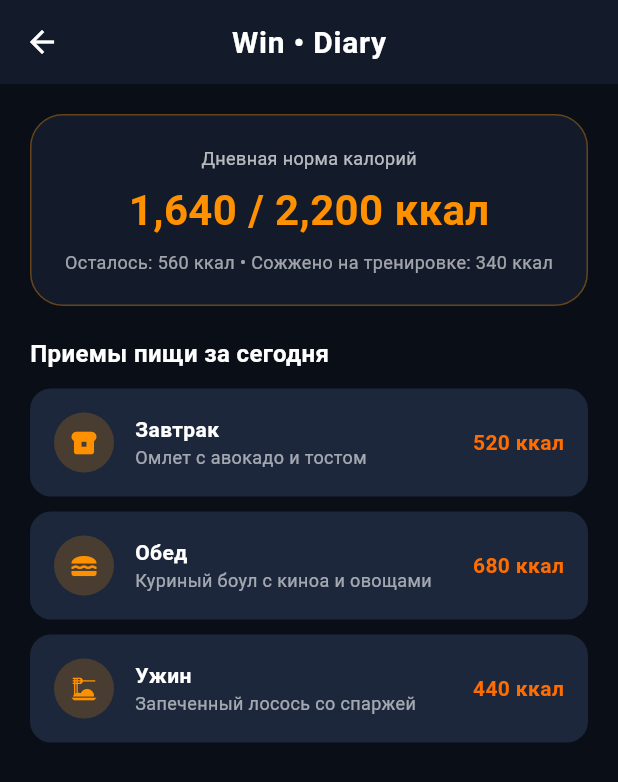
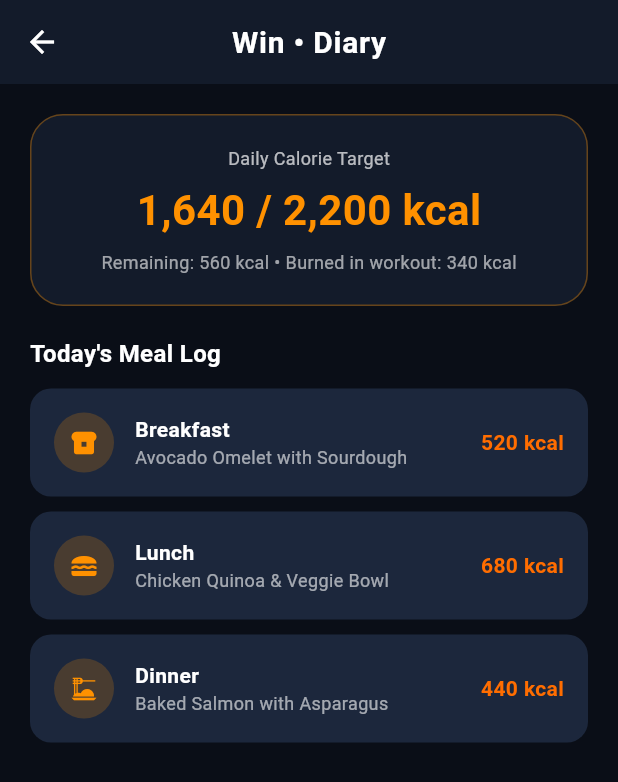
Before and after one commit to mancolo13/com.winnutri.health.diet, a Flutter app: the Tab1Screen screen opened directly, on a phone screen of 412 x 824 dp. Shown: the top 782 px of the screen. Run offline on Flutter 3.47's test engine with Material 3 defaults, Android fonts, the phone set to English and light mode, and no system bars.

Commit message:
feat(i18n): translate tabs to English and fix layout overflow

```diff
--- a/lib/screens/tabs/tab1_screen.dart
+++ b/lib/screens/tabs/tab1_screen.dart
@@ -24,20 +24,20 @@ class Tab1Screen extends StatelessWidget {
               ),
               child: const Column(
                 children: [
-                  Text('Дневная норма калорий', style: TextStyle(color: Colors.white70, fontSize: 12)),
+                  Text('Daily Calorie Target', style: TextStyle(color: Colors.white70, fontSize: 12)),
                   SizedBox(height: 6),
-                  Text('1,640 / 2,200 ккал', style: TextStyle(color: AppTheme.primaryColor, fontSize: 28, fontWeight: FontWeight.bold)),
+                  Text('1,640 / 2,200 kcal', style: TextStyle(color: AppTheme.primaryColor, fontSize: 28, fontWeight: FontWeight.bold)),
                   SizedBox(height: 6),
-                  Text('Осталось: 560 ккал • Сожжено на тренировке: 340 ккал', style: TextStyle(color: Colors.white60, fontSize: 12)),
+                  Text('Remaining: 560 kcal • Burned in workout: 340 kcal', style: TextStyle(color: Colors.white60, fontSize: 12)),
                 ],
               ),
             ),
             const SizedBox(height: 20),
-            const Text('Приемы пищи за сегодня', style: TextStyle(color: Colors.white, fontSize: 16, fontWeight: FontWeight.bold)),
+            const Text("Today's Meal Log", style: TextStyle(color: Colors.white, fontSize: 16, fontWeight: FontWeight.bold)),
             const SizedBox(height: 12),
-            _buildMealCard('Завтрак', 'Омлет с авокадо и тостом', '520 ккал', Icons.breakfast_dining),
-            _buildMealCard('Обед', 'Куриный боул с киноа и овощами', '680 ккал', Icons.lunch_dining),
-            _buildMealCard('Ужин', 'Запеченный лосось со спаржей', '440 ккал', Icons.dinner_dining),
+            _buildMealCard('Breakfast', 'Avocado Omelet with Sourdough', '520 kcal', Icons.breakfast_dining),
+            _buildMealCard('Lunch', 'Chicken Quinoa & Veggie Bowl', '680 kcal', Icons.lunch_dining),
+            _buildMealCard('Dinner', 'Baked Salmon with Asparagus', '440 kcal', Icons.dinner_dining),
           ],
         ),
       ),
--- a/lib/screens/tabs/tab3_screen.dart
+++ b/lib/screens/tabs/tab3_screen.dart
@@ -7,9 +7,9 @@ class Tab3Screen extends StatelessWidget {
   @override
   Widget build(BuildContext context) {
     final recipes = [
-      {'name': 'Протеиновый боул с лососем', 'cals': '520 ккал', 'prot': '38г белка', 'time': '20 мин'},
-      {'name': 'Греческий салат с фетой и киноа', 'cals': '380 ккал', 'prot': '18г белка', 'time': '15 мин'},
-      {'name': 'Овсянка с лесными ягодами и семенами', 'cals': '410 ккал', 'prot': '22г белка', 'time': '10 мин'},
+      {'name': 'Protein Salmon Bowl', 'cals': '520 kcal', 'prot': '38g protein', 'time': '20 min'},
+      {'name': 'Greek Salad with Feta & Quinoa', 'cals': '380 kcal', 'prot': '18g protein', 'time': '15 min'},
+      {'name': 'Wild Berry & Seed Oatmeal', 'cals': '410 kcal', 'prot': '22g protein', 'time': '10 min'},
     ];
 
     return Scaffold(
@@ -21,7 +21,7 @@ class Tab3Screen extends StatelessWidget {
         child: Column(
           crossAxisAlignment: CrossAxisAlignment.stretch,
           children: [
-            const Text('Рекомендованные блюда', style: TextStyle(color: Colors.white, fontSize: 16, fontWeight: FontWeight.bold)),
+            const Text('Recommended Recipes', style: TextStyle(color: Colors.white, fontSize: 16, fontWeight: FontWeight.bold)),
             const SizedBox(height: 12),
             ...recipes.map((r) => Container(
               margin: const EdgeInsets.only(bottom: 12),
@@ -32,7 +32,7 @@ class Tab3Screen extends StatelessWidget {
                 children: [
                   Text(r['name']!, style: const TextStyle(color: Colors.white, fontWeight: FontWeight.bold, fontSize: 15)),
                   const SizedBox(height: 6),
-                  Text('${r["cals"]} • ${r["prot"]} • Время: ${r["time"]}', style: const TextStyle(color: AppTheme.primaryColor, fontSize: 12)),
+                  Text('${r["cals"]} • ${r["prot"]} • Time: ${r["time"]}', style: const TextStyle(color: AppTheme.primaryColor, fontSize: 12)),
                 ],
               ),
             )),
--- a/lib/screens/tabs/tab4_screen.dart
+++ b/lib/screens/tabs/tab4_screen.dart
@@ -26,9 +26,9 @@ class Tab4Screen extends StatelessWidget {
                 children: [
                   Icon(Icons.timer_outlined, color: AppTheme.primaryColor, size: 36),
                   SizedBox(height: 8),
-                  Text('Интервальное голодание 16:8', style: TextStyle(color: Colors.white, fontSize: 18, fontWeight: FontWeight.bold)),
+                  Text('Intermittent Fasting 16:8', style: TextStyle(color: Colors.white, fontSize: 18, fontWeight: FontWeight.bold)),
                   SizedBox(height: 6),
-                  Text('Прошло 14 ч 20 мин • Осталось 1 ч 40 мин до окна еды', style: TextStyle(color: Colors.white70, fontSize: 13)),
+                  Text('14h 20m elapsed • 1h 40m left until eating window', style: TextStyle(color: Colors.white70, fontSize: 13)),
                 ],
               ),
             ),
```
Also changed, not shown: lib/screens/tabs/tab2_screen.dart (+4 -4 lines).
